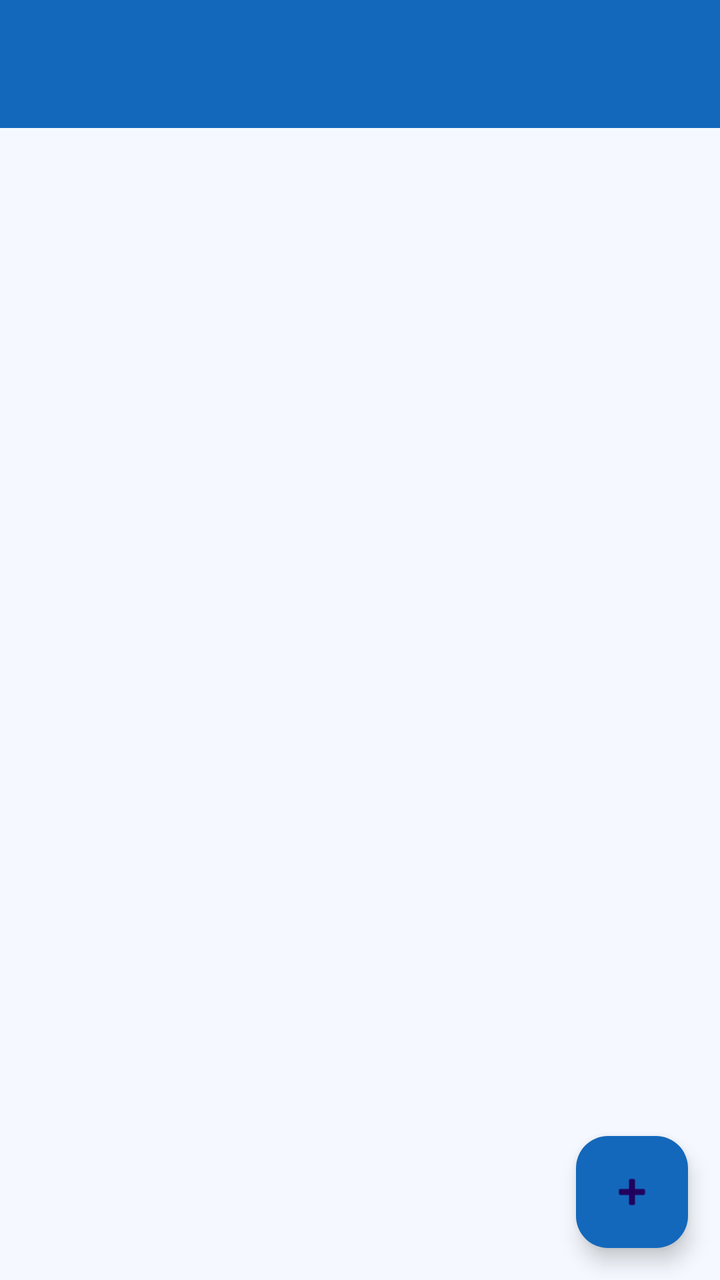
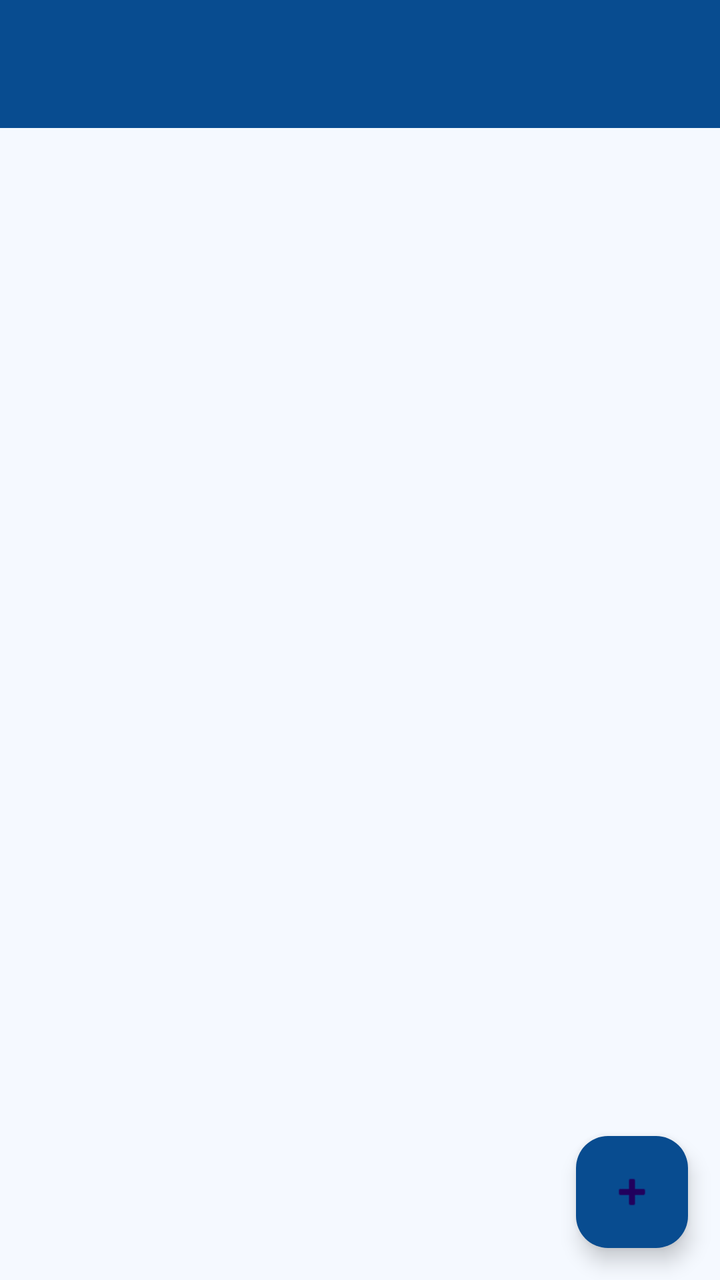

Screens rendered from an Android XML layout before and after an edit, with the pre-edit source and the edit as a unified diff.
<!-- AndroidManifest.xml: application theme Theme.GuitarSheetCreator -->
<!-- res/layout/activity_main.xml -->
<?xml version="1.0" encoding="utf-8"?>
<androidx.constraintlayout.widget.ConstraintLayout xmlns:android="http://schemas.android.com/apk/res/android"
    xmlns:app="http://schemas.android.com/apk/res-auto"
    xmlns:tools="http://schemas.android.com/tools"
    android:id="@+id/main"
    android:layout_width="match_parent"
    android:layout_height="match_parent"
    tools:context=".activities.activities.MainActivity">

    <androidx.appcompat.widget.Toolbar
        android:id="@+id/toolbar"
        android:layout_width="0dp"
        android:layout_height="wrap_content"
        android:background="?attr/colorPrimary"
        android:elevation="4dp"
        android:theme="@style/ThemeOverlay.AppCompat.Dark.ActionBar"
        app:layout_constraintBottom_toTopOf="@+id/recyclerViewSongs"
        app:layout_constraintEnd_toEndOf="parent"
        app:layout_constraintStart_toStartOf="parent"
        app:layout_constraintTop_toTopOf="parent" />

    <androidx.recyclerview.widget.RecyclerView
        android:id="@+id/recyclerViewSongs"
        android:layout_width="0dp"
        android:layout_height="0dp"
        app:layoutManager="androidx.recyclerview.widget.LinearLayoutManager"
        app:layout_constraintBottom_toBottomOf="parent"
        app:layout_constraintEnd_toEndOf="parent"
        app:layout_constraintStart_toStartOf="parent"
        app:layout_constraintTop_toBottomOf="@+id/toolbar" />

    <com.google.android.material.floatingactionbutton.FloatingActionButton
        android:id="@+id/fabAddSong"
        android:layout_width="wrap_content"
        android:layout_height="wrap_content"
        android:layout_margin="16dp"
        android:contentDescription="Agregar canción"
        android:src="@android:drawable/ic_input_add"
        app:backgroundTint="@color/colorPrimary"
        app:layout_constraintBottom_toBottomOf="parent"
        app:layout_constraintEnd_toEndOf="parent" />


</androidx.constraintlayout.widget.ConstraintLayout>
<!-- resources referenced by this layout -->
<resources>
  <color name="colorPrimary">#1368BC</color>
  <style name="Theme.GuitarSheetCreator" parent="Base.Theme.GuitarSheetCreator" />
  <style name="Base.Theme.GuitarSheetCreator" parent="Theme.Material3.DayNight.NoActionBar">
          <item name="colorPrimary">@color/colorPrimary</item>
          <item name="colorPrimaryVariant">@color/colorPrimaryVariant</item>
          <item name="colorOnPrimary">@color/colorOnPrimary</item>
  
          <item name="colorSecondary">@color/colorSecondary</item>
          <item name="colorSecondaryVariant">@color/colorSecondaryVariant</item>
          <item name="colorOnSecondary">@color/colorOnSecondary</item>
  
          <item name="android:colorBackground">@color/background</item>
          <item name="colorSurface">@color/surface</item>
          <item name="colorOnSurface">@color/onSurface</item>
          <item name="colorOnBackground">@color/onBackground</item>
  
          <item name="colorError">@color/error</item>
          <item name="colorOnError">@color/onError</item>
  
  
      </style>
  <color name="colorPrimaryVariant">#0D47A1</color>
  <color name="colorOnPrimary">#FFFFFF</color>
  <color name="colorSecondary">#90CAF9</color>
  <color name="colorSecondaryVariant">#64B5F6</color>
  <color name="colorOnSecondary">#FFFFFF</color>
  <color name="background">#F5F9FF</color>
  <color name="surface">#FFFFFF</color>
  <color name="onSurface">#0D47A1</color>
  <color name="onBackground">#1A237E</color>
  <color name="error">#D32F2F</color>
  <color name="onError">#FFFFFF</color>
</resources>

<!-- the commit's change to res/layout/activity_main.xml (unified diff, before → after) -->
@@ -1,44 +1,59 @@
 <?xml version="1.0" encoding="utf-8"?>
-<androidx.constraintlayout.widget.ConstraintLayout xmlns:android="http://schemas.android.com/apk/res/android"
+<androidx.drawerlayout.widget.DrawerLayout
+    xmlns:android="http://schemas.android.com/apk/res/android"
     xmlns:app="http://schemas.android.com/apk/res-auto"
     xmlns:tools="http://schemas.android.com/tools"
-    android:id="@+id/main"
+    android:id="@+id/drawerLayout"
     android:layout_width="match_parent"
     android:layout_height="match_parent"
     tools:context=".activities.activities.MainActivity">
 
-    <androidx.appcompat.widget.Toolbar
-        android:id="@+id/toolbar"
-        android:layout_width="0dp"
-        android:layout_height="wrap_content"
-        android:background="?attr/colorPrimary"
-        android:elevation="4dp"
-        android:theme="@style/ThemeOverlay.AppCompat.Dark.ActionBar"
-        app:layout_constraintBottom_toTopOf="@+id/recyclerViewSongs"
-        app:layout_constraintEnd_toEndOf="parent"
-        app:layout_constraintStart_toStartOf="parent"
-        app:layout_constraintTop_toTopOf="parent" />
+    
+    <androidx.constraintlayout.widget.ConstraintLayout
+        android:id="@+id/main"
+        android:layout_width="match_parent"
+        android:layout_height="match_parent">
 
-    <androidx.recyclerview.widget.RecyclerView
-        android:id="@+id/recyclerViewSongs"
-        android:layout_width="0dp"
-        android:layout_height="0dp"
-        app:layoutManager="androidx.recyclerview.widget.LinearLayoutManager"
-        app:layout_constraintBottom_toBottomOf="parent"
-        app:layout_constraintEnd_toEndOf="parent"
-        app:layout_constraintStart_toStartOf="parent"
-        app:layout_constraintTop_toBottomOf="@+id/toolbar" />
+        <androidx.appcompat.widget.Toolbar
+            android:id="@+id/toolbar"
+            android:layout_width="0dp"
+            android:layout_height="wrap_content"
+            android:background="?attr/colorPrimary"
+            android:elevation="4dp"
+            android:theme="@style/ThemeOverlay.AppCompat.Dark.ActionBar"
+            app:layout_constraintTop_toTopOf="parent"
+            app:layout_constraintStart_toStartOf="parent"
+            app:layout_constraintEnd_toEndOf="parent" />
 
-    <com.google.android.material.floatingactionbutton.FloatingActionButton
-        android:id="@+id/fabAddSong"
+        <androidx.recyclerview.widget.RecyclerView
+            android:id="@+id/recyclerViewSongs"
+            android:layout_width="0dp"
+            android:layout_height="0dp"
+            app:layoutManager="androidx.recyclerview.widget.LinearLayoutManager"
+            app:layout_constraintTop_toBottomOf="@id/toolbar"
+            app:layout_constraintBottom_toBottomOf="parent"
+            app:layout_constraintStart_toStartOf="parent"
+            app:layout_constraintEnd_toEndOf="parent" />
+
+        <com.google.android.material.floatingactionbutton.FloatingActionButton
+            android:id="@+id/fabAddSong"
+            android:layout_width="wrap_content"
+            android:layout_height="wrap_content"
+            android:layout_margin="16dp"
+            android:contentDescription="Agregar canción"
+            android:src="@android:drawable/ic_input_add"
+            app:backgroundTint="@color/colorPrimary"
+            app:layout_constraintBottom_toBottomOf="parent"
+            app:layout_constraintEnd_toEndOf="parent" />
+
+    </androidx.constraintlayout.widget.ConstraintLayout>
+
+    
+    <com.google.android.material.navigation.NavigationView
+        android:id="@+id/navigationView"
         android:layout_width="wrap_content"
-        android:layout_height="wrap_content"
-        android:layout_margin="16dp"
-        android:contentDescription="Agregar canción"
-        android:src="@android:drawable/ic_input_add"
-        app:backgroundTint="@color/colorPrimary"
-        app:layout_constraintBottom_toBottomOf="parent"
-        app:layout_constraintEnd_toEndOf="parent" />
+        android:layout_height="match_parent"
+        android:layout_gravity="start"
+        app:menu="@menu/drawer_menu" />
 
-
-</androidx.constraintlayout.widget.ConstraintLayout>
+</androidx.drawerlayout.widget.DrawerLayout>
<!-- resource entries referenced after the edit -->
@@ -1,6 +1,6 @@
 <!-- resources referenced by this layout -->
 <resources>
-  <color name="colorPrimary">#1368BC</color>
+  <color name="colorPrimary">#084C90</color>
   <style name="Theme.GuitarSheetCreator" parent="Base.Theme.GuitarSheetCreator" />
   <style name="Base.Theme.GuitarSheetCreator" parent="Theme.Material3.DayNight.NoActionBar">
           <item name="colorPrimary">@color/colorPrimary</item>
